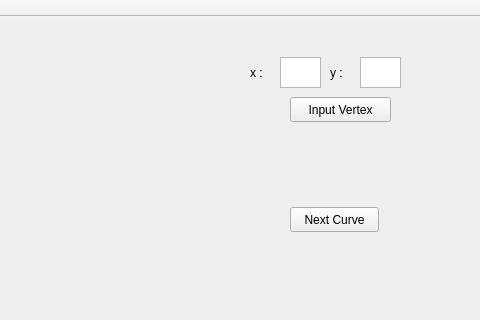
Above: CGL/assign-b5/mainwindow.ui from mufaddal12/21340 before the change; both pictures show x 320 to 800 and y 0 to 320 of the 800 by 586 pixel window. Below: the same form after it.
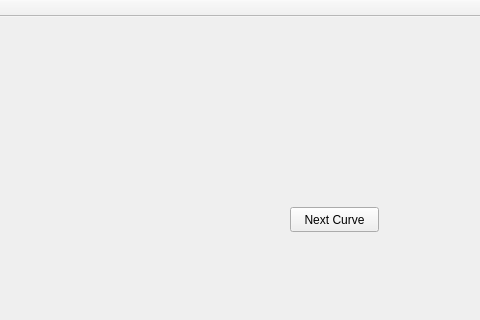
That is the form after the change.

```diff
--- a/CGL/assign-b5/mainwindow.ui
+++ b/CGL/assign-b5/mainwindow.ui
@@ -40,65 +40,6 @@
      <string>Next Curve</string>
     </property>
    </widget>
-   <widget class="QLabel" name="label_9">
-    <property name="geometry">
-     <rect>
-      <x>570</x>
-      <y>40</y>
-      <width>21</width>
-      <height>31</height>
-     </rect>
-    </property>
-    <property name="text">
-     <string>x :</string>
-    </property>
-   </widget>
-   <widget class="QLabel" name="label_10">
-    <property name="geometry">
-     <rect>
-      <x>650</x>
-      <y>40</y>
-      <width>21</width>
-      <height>31</height>
-     </rect>
-    </property>
-    <property name="text">
-     <string>y : </string>
-    </property>
-   </widget>
-   <widget class="QPushButton" name="input">
-    <property name="geometry">
-     <rect>
-      <x>610</x>
-      <y>80</y>
-      <width>101</width>
-      <height>25</height>
-     </rect>
-    </property>
-    <property name="text">
-     <string>Input Vertex</string>
-    </property>
-   </widget>
-   <widget class="QTextEdit" name="y">
-    <property name="geometry">
-     <rect>
-      <x>680</x>
-      <y>40</y>
-      <width>41</width>
-      <height>31</height>
-     </rect>
-    </property>
-   </widget>
-   <widget class="QTextEdit" name="x">
-    <property name="geometry">
-     <rect>
-      <x>600</x>
-      <y>40</y>
-      <width>41</width>
-      <height>31</height>
-     </rect>
-    </property>
-   </widget>
   </widget>
   <widget class="QMenuBar" name="menuBar">
    <property name="geometry">
```
